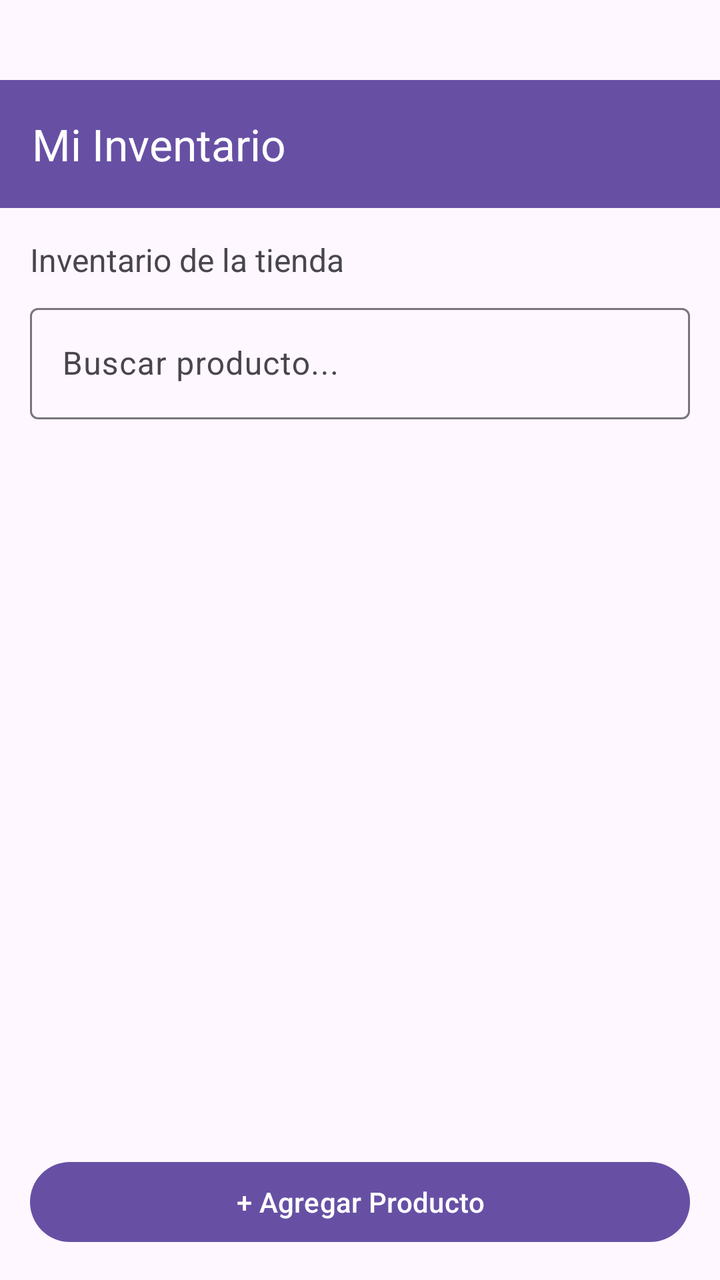
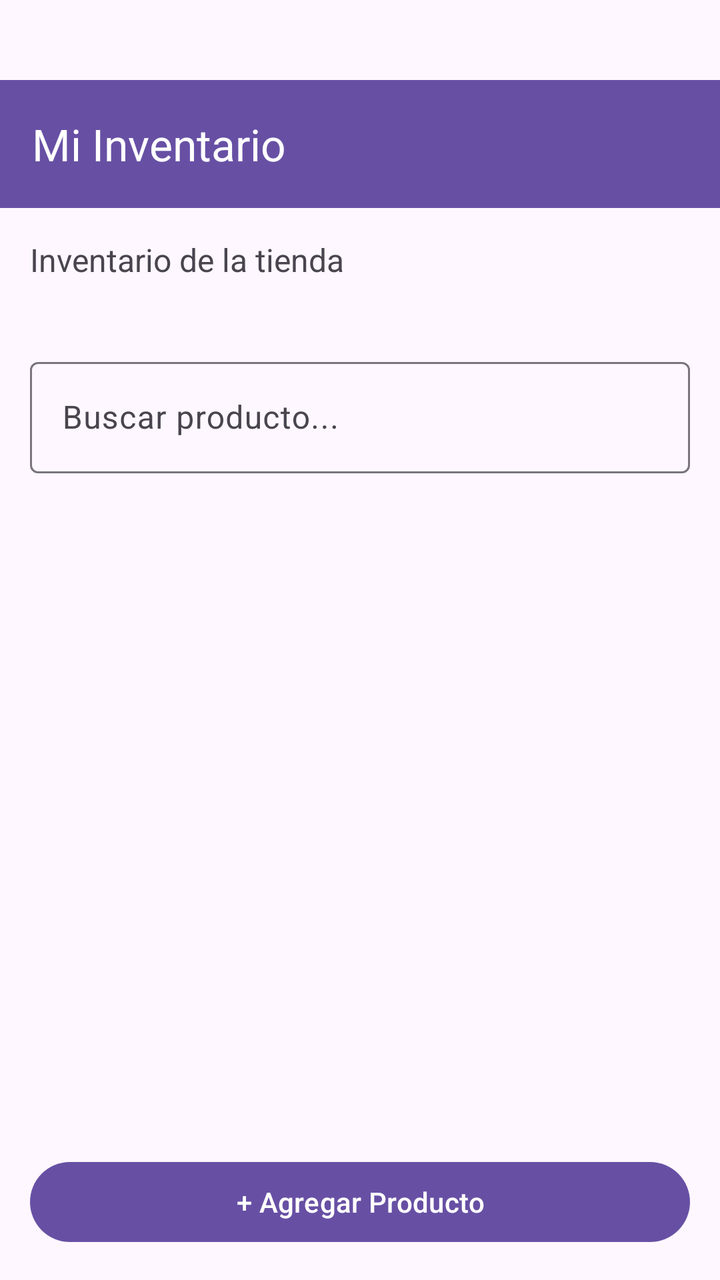

Before-and-after screenshots of an Android layout around one commit, followed by the original layout XML and the change that was made.
<!-- AndroidManifest.xml: application theme Theme.InventarioApp -->
<!-- res/layout/activity_main.xml -->
<?xml version="1.0" encoding="utf-8"?>
<LinearLayout xmlns:android="http://schemas.android.com/apk/res/android"
    xmlns:app="http://schemas.android.com/apk/res-auto"
    android:layout_width="match_parent"
    android:layout_height="match_parent"
    android:orientation="vertical">

    <com.google.android.material.appbar.MaterialToolbar
        android:id="@+id/toolbar"
        android:layout_width="match_parent"
        android:layout_height="?attr/actionBarSize"
        android:background="?attr/colorPrimary"
        app:title="Mi Inventario"
        app:titleTextColor="@android:color/white"
        android:layout_marginTop="40dp"/>

    <LinearLayout
        android:layout_width="match_parent"
        android:layout_height="match_parent"
        android:orientation="vertical"
        android:padding="15dp">

        <TextView
            android:layout_width="wrap_content"
            android:layout_height="wrap_content"
            android:text="Inventario de la tienda"
            android:textSize="16sp"
            android:layout_marginBottom="8dp"/>

        <com.google.android.material.textfield.TextInputLayout
            android:id="@+id/tilBuscar"
            android:layout_width="match_parent"
            android:layout_height="wrap_content"
            android:layout_marginBottom="8dp">

            <com.google.android.material.textfield.TextInputEditText
                android:id="@+id/etBuscar"
                android:layout_width="match_parent"
                android:layout_height="wrap_content"
                android:hint="Buscar producto..."
                android:inputType="text" />

        </com.google.android.material.textfield.TextInputLayout>

        <ListView
            android:id="@+id/lvInventario"
            android:layout_width="match_parent"
            android:layout_height="0dp"
            android:layout_weight="1"
            android:divider="@null"
            android:dividerHeight="0dp"/>

        <com.google.android.material.button.MaterialButton
            android:id="@+id/btnAgregarProducto"
            android:layout_width="match_parent"
            android:layout_height="wrap_content"
            android:text="+ Agregar Producto"
            android:layout_marginTop="12dp"/>

    </LinearLayout>

</LinearLayout>
<!-- resources referenced by this layout -->
<resources>
  <style name="Theme.InventarioApp" parent="Base.Theme.InventarioApp" />
  <style name="Base.Theme.InventarioApp" parent="Theme.Material3.DayNight.NoActionBar">
          
          
      </style>
</resources>

<!-- the commit's change to res/layout/activity_main.xml (unified diff, before → after) -->
@@ -27,6 +27,14 @@
             android:textSize="16sp"
             android:layout_marginBottom="8dp"/>
 
+        <TextView
+            android:id="@+id/tvTotalGeneral"
+            android:layout_width="wrap_content"
+            android:layout_height="wrap_content"
+            android:textSize="14sp"
+            android:textStyle="bold"
+            android:layout_marginBottom="8dp" />
+
         <com.google.android.material.textfield.TextInputLayout
             android:id="@+id/tilBuscar"
             android:layout_width="match_parent"
@@ -42,13 +50,12 @@
 
         </com.google.android.material.textfield.TextInputLayout>
 
-        <ListView
-            android:id="@+id/lvInventario"
+        <androidx.recyclerview.widget.RecyclerView
+            android:id="@+id/rvInventario"
             android:layout_width="match_parent"
             android:layout_height="0dp"
             android:layout_weight="1"
-            android:divider="@null"
-            android:dividerHeight="0dp"/>
+            android:clipToPadding="false" />
 
         <com.google.android.material.button.MaterialButton
             android:id="@+id/btnAgregarProducto"
